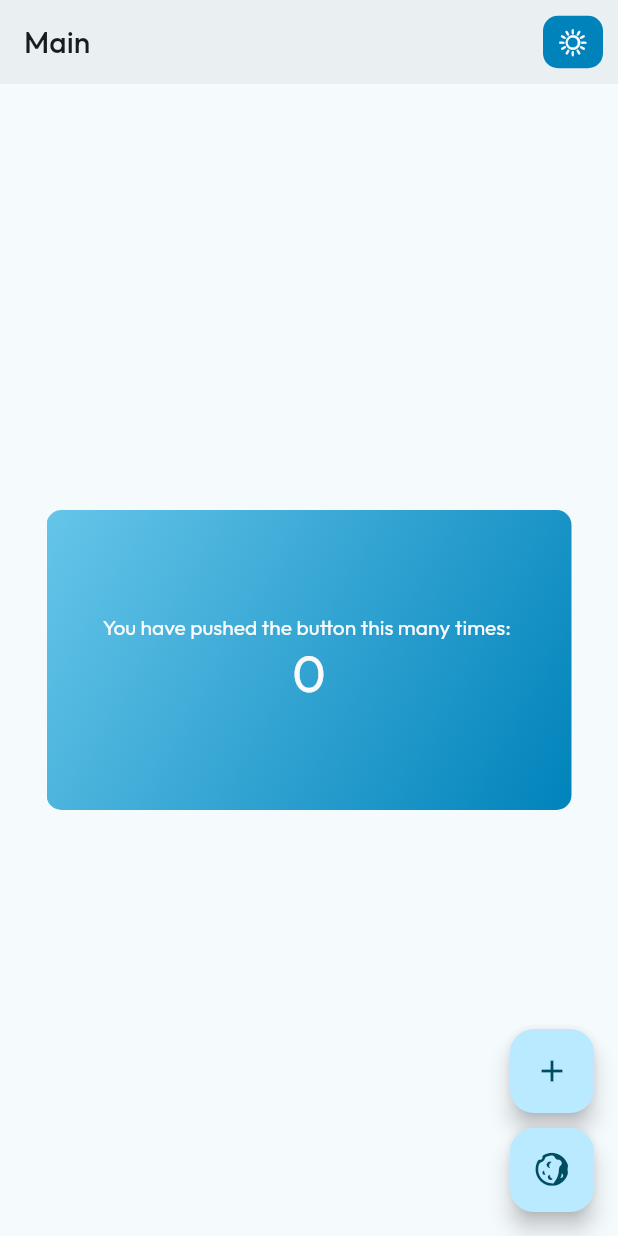
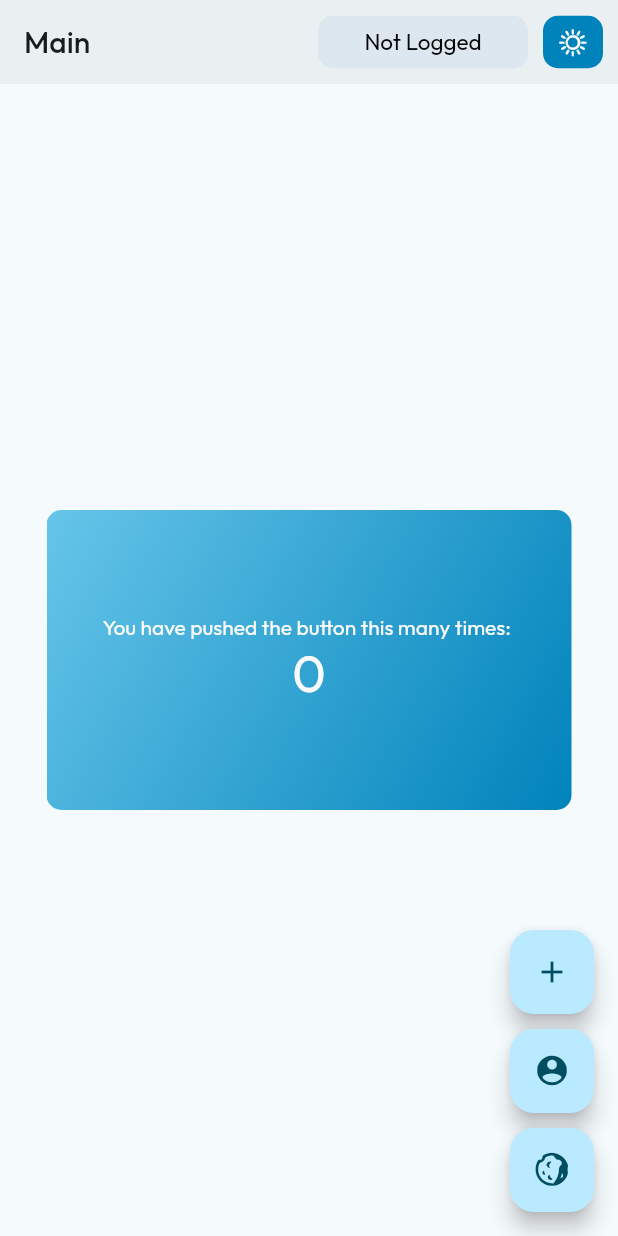
Before and after one commit to sobotat/OES, a Flutter app: the HomeScreen screen opened by its route, on a phone screen of 412 x 824 dp. Run offline on Flutter 3.47's test engine with Material 2 defaults, Android fonts, the phone set to English and light mode, and no system bars; our stand-ins replace go_router, google_fonts, shared_preferences; accounts and stored records are empty.

Commit message:
Added User-Detail Screen
Took 12 minutes

```diff
--- a/lib/config/AppRouter.dart
+++ b/lib/config/AppRouter.dart
@@ -1,7 +1,8 @@
 import 'package:flutter/cupertino.dart';
 import 'package:go_router/go_router.dart';
 import 'package:flutter/foundation.dart' show kIsWeb;
-import 'package:oes/ui/HomeScreen.dart';
+import 'package:oes/ui/main/MainScreen.dart';
+import 'package:oes/ui/main/UserDetailScreen.dart';
 import 'package:oes/ui/security/Sign-In.dart';
 import 'package:oes/main.dart';
 import 'package:oes/ui/security/Sign-Out.dart';
@@ -65,6 +66,13 @@ class AppRouter {
               return const WebHomeScreen();
             },
           ),
+          GoRoute(
+            path: 'user-detail',
+            name: 'user-detail',
+            builder: (context, state) {
+              return const UserDetailScreen();
+            },
+          ),
         ],
       ),
     ],
--- a/lib/ui/assets/buttons/UserInfoButton.dart
+++ b/lib/ui/assets/buttons/UserInfoButton.dart
@@ -7,18 +7,19 @@ import 'package:oes/config/AppTheme.dart';
 import 'package:oes/src/AppSecurity.dart';
 import 'package:oes/ui/assets/templates/Button.dart';
 
-class UserInfoButton extends StatefulWidget {
+class UserInfoButton extends StatelessWidget {
   const UserInfoButton({
-    super.key});
+    this.width,
+    super.key,
+  });
+
+  final double? width;
 
   @override
-  State<UserInfoButton> createState() => _UserInfoButtonState();
-}
-
-class _UserInfoButtonState extends State<UserInfoButton> {
-  @override
   Widget build(BuildContext context) {
-    return Padding(
+    return SizedBox(
+      width: width,
+      child: Padding(
         padding: const EdgeInsets.symmetric(
           horizontal: 5,
           vertical: 10,
@@ -32,13 +33,11 @@ class _UserInfoButtonState extends State<UserInfoButton> {
               text: user != null ? '${user.firstName} ${user.lastName}' : 'Not Logged',
               toolTip: user != null ? 'Sign-Out' : 'Sign-In',
               onClick: (context) {
-              setState(() {
                 if (AppSecurity.instance.isLoggedIn()){
                   context.goNamed('sign-out');
                 }else {
                   context.goNamed('sign-in', queryParameters: {'path':'/'});
                 }
-              });
               },
               minWidth: 200,
               maxWidth: double.infinity,
@@ -47,6 +46,7 @@ class _UserInfoButtonState extends State<UserInfoButton> {
             );
           },
         ),
+      ),
     );
   }
 }
--- a/lib/ui/HomeScreen.dart
+++ b/lib/ui/main/MainScreen.dart
@@ -4,6 +4,7 @@ import 'package:oes/config/AppIcons.dart';
 import 'package:oes/config/AppTheme.dart';
 import 'package:oes/ui/assets/Gradient.dart';
 import 'package:oes/ui/assets/buttons/ThemeModeButton.dart';
+import 'package:oes/ui/assets/buttons/UserInfoButton.dart';
 import 'package:oes/ui/security/Sign-In.dart';
 
 class HomeScreen extends StatefulWidget {
@@ -43,6 +44,9 @@ class _HomeScreenState extends State<HomeScreen> {
                   child: Row(
                     mainAxisAlignment: MainAxisAlignment.end,
                     children: [
+                      UserInfoButton(
+                        width: 150,
+                      ),
                       ThemeModeButton(),
                     ],
                   ),
@@ -88,14 +92,26 @@ class _HomeScreenState extends State<HomeScreen> {
         mainAxisAlignment: MainAxisAlignment.end,
         children: [
           Padding(
-            padding: const EdgeInsets.symmetric(
-              vertical: 10,
+            padding: const EdgeInsets.only(
+              bottom: 10,
             ),
             child: FloatingActionButton(
               heroTag: '1',
               onPressed: _incrementCounter,
               tooltip: 'Increment',
               child: const Icon(Icons.add),
+            ),
+          ),
+          Padding(
+            padding: const EdgeInsets.only(
+              bottom: 10,
+            ),
+            child: FloatingActionButton(
+              heroTag: '1',
+              onPressed: () {
+                context.goNamed('user-detail');
+              },
+              child: const Icon(AppIcons.icon_profile),
             ),
           ),
           FloatingActionButton(
--- a/lib/ui/web/WebHomeScreen.dart
+++ b/lib/ui/web/WebHomeScreen.dart
@@ -136,9 +136,8 @@ class _LargeMenu extends StatelessWidget {
             width: 150,
             child: _GoToMain(),
           ),
-          SizedBox(
+          UserInfoButton(
             width: 150,
-            child: UserInfoButton(),
           ),
           ThemeModeButton(),
         ],
```
Also changed, not shown: lib/ui/main/UserDetailScreen.dart (added, +35 -0 lines). Lines whose indentation alone changed are shown as unchanged.
